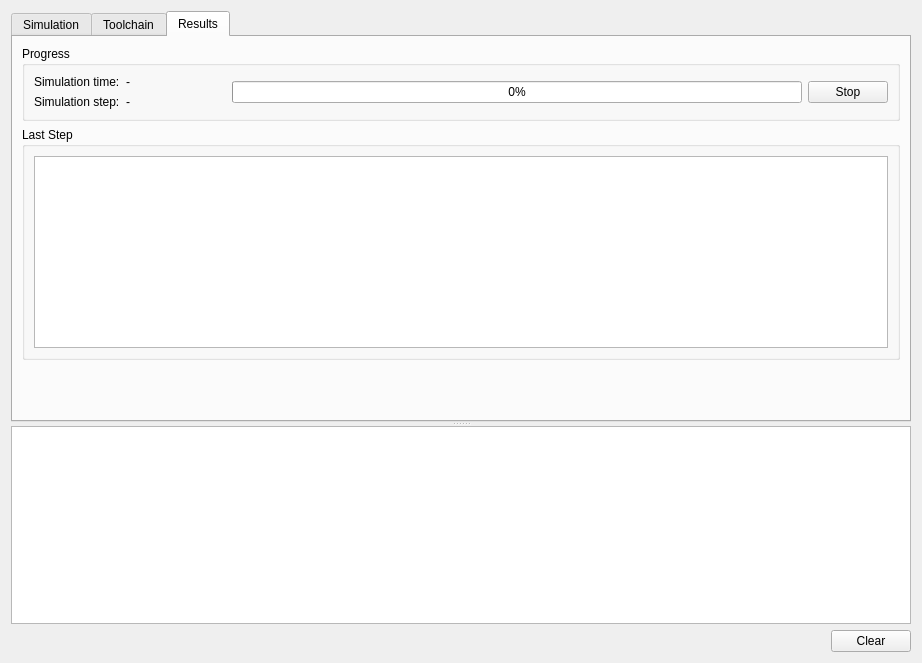
The window that dpss/src/simu/graph_om/CGraphSimulatorDialog.ui (ArsMasiuk/DPSE) describes before a commit, drawn with Qt 5.
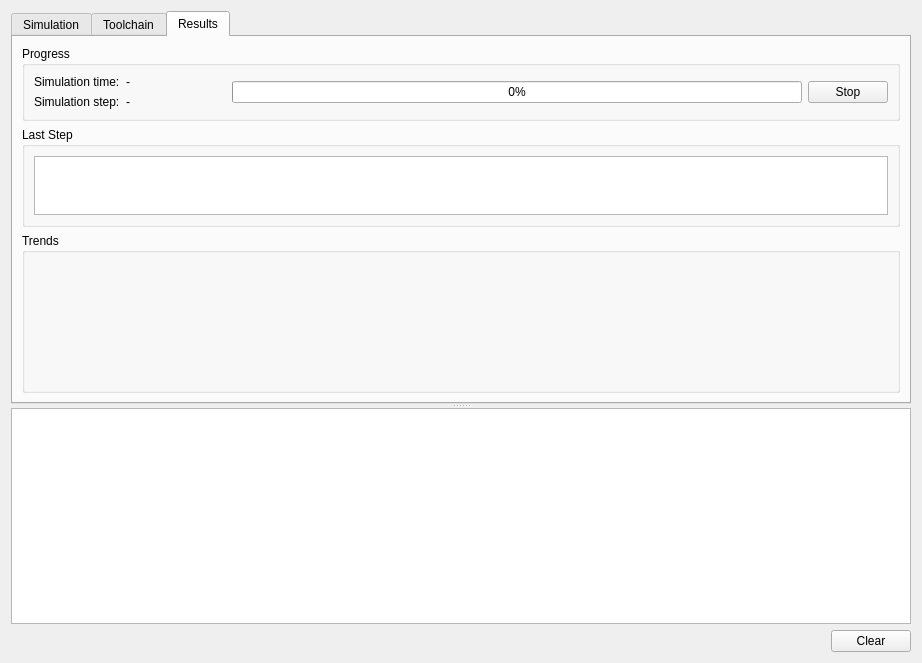
The same window after the commit.

Commit message: trend visualization added

```diff
--- a/dpss/src/simu/graph_om/CGraphSimulatorDialog.ui
+++ b/dpss/src/simu/graph_om/CGraphSimulatorDialog.ui
@@ -169,9 +169,9 @@
         </item>
         <item>
          <widget class="QGroupBox" name="groupBox_4">
-          <property name="minimumSize">
+          <property name="maximumSize">
            <size>
-            <width>0</width>
+            <width>16777215</width>
             <height>100</height>
            </size>
           </property>
@@ -180,23 +180,31 @@
           </property>
           <layout class="QVBoxLayout" name="verticalLayout_7">
            <item>
-            <widget class="QTableWidget" name="StepTable"/>
+            <widget class="QTableWidget" name="StepTable">
+             <property name="sizePolicy">
+              <sizepolicy hsizetype="Expanding" vsizetype="Maximum">
+               <horstretch>0</horstretch>
+               <verstretch>0</verstretch>
+              </sizepolicy>
+             </property>
+            </widget>
            </item>
           </layout>
          </widget>
         </item>
         <item>
-         <spacer name="verticalSpacer_2">
-          <property name="orientation">
-           <enum>Qt::Vertical</enum>
+         <widget class="QGroupBox" name="ChartBox">
+          <property name="sizePolicy">
+           <sizepolicy hsizetype="Preferred" vsizetype="MinimumExpanding">
+            <horstretch>0</horstretch>
+            <verstretch>0</verstretch>
+           </sizepolicy>
           </property>
-          <property name="sizeHint" stdset="0">
-           <size>
-            <width>20</width>
-            <height>38</height>
-           </size>
+          <property name="title">
+           <string>Trends</string>
           </property>
-         </spacer>
+          <layout class="QVBoxLayout" name="verticalLayout_8"/>
+         </widget>
         </item>
        </layout>
       </widget>
```
The commit also changes 3 other files.
